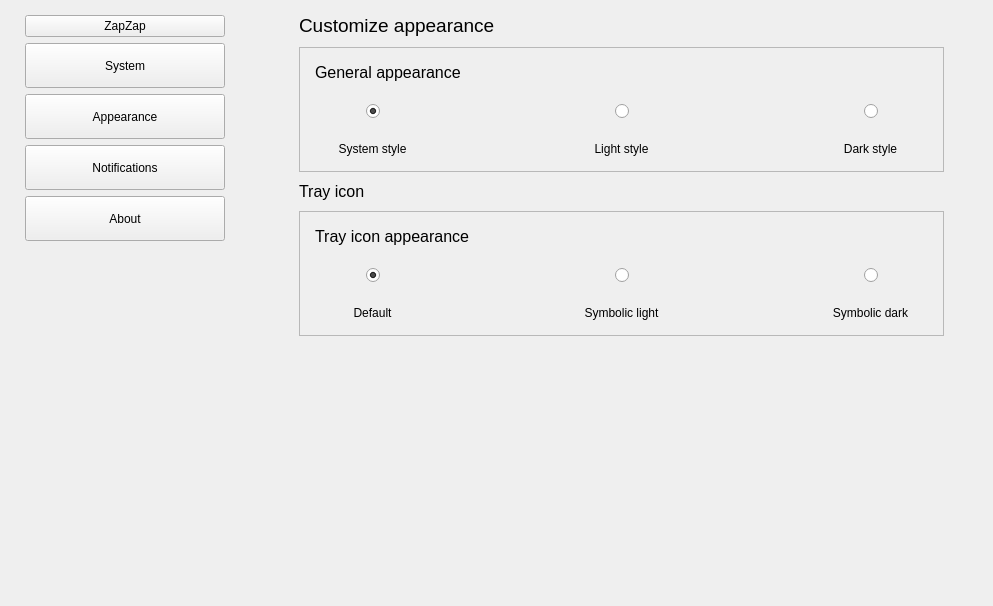
Before: the Qt Designer form zapzap/view/settings_new.ui in rafatosta/zapzap, drawn with Qt 5.
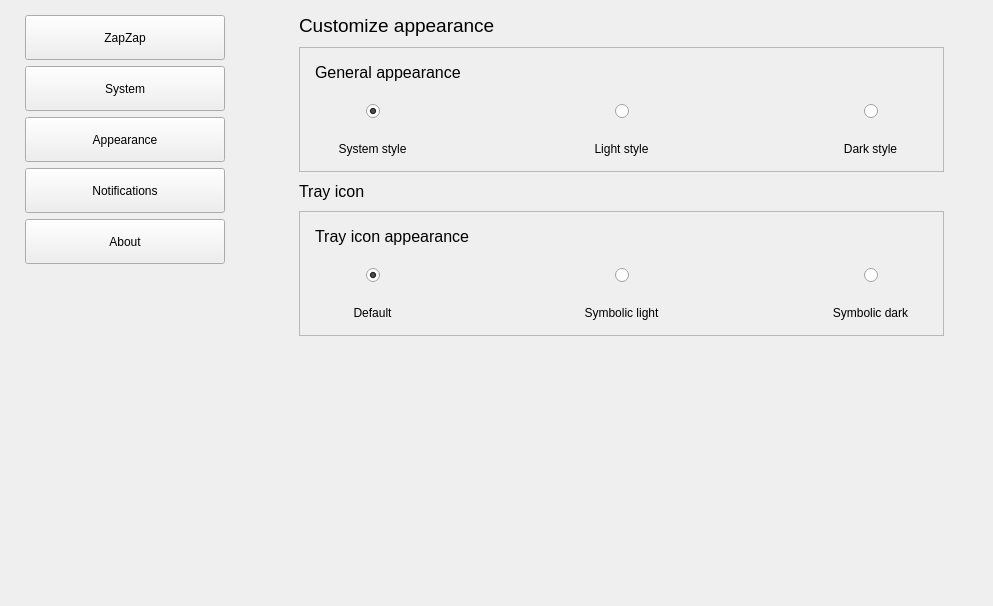
After: the same form once the commit is applied.

Commit message: ajust font

```diff
--- a/zapzap/view/settings_new.ui
+++ b/zapzap/view/settings_new.ui
@@ -97,6 +97,12 @@
          </property>
          <item>
           <widget class="QPushButton" name="btn_home">
+           <property name="minimumSize">
+            <size>
+             <width>0</width>
+             <height>45</height>
+            </size>
+           </property>
            <property name="text">
             <string>ZapZap</string>
            </property>
```
The commit also changes 2 other files.
